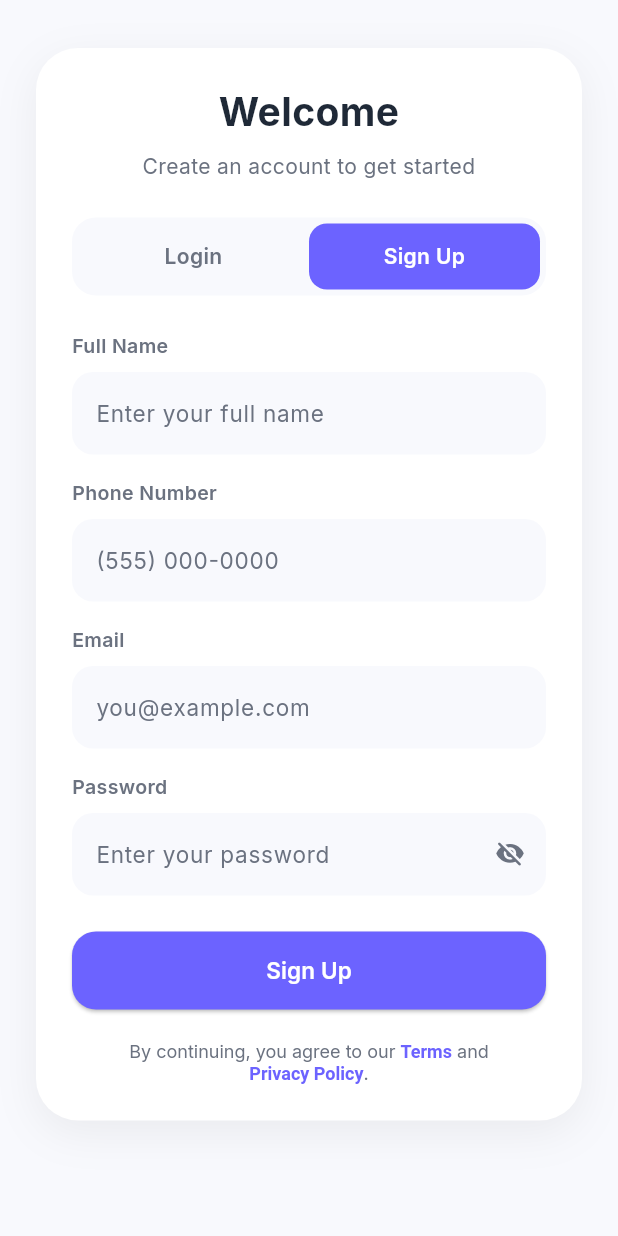
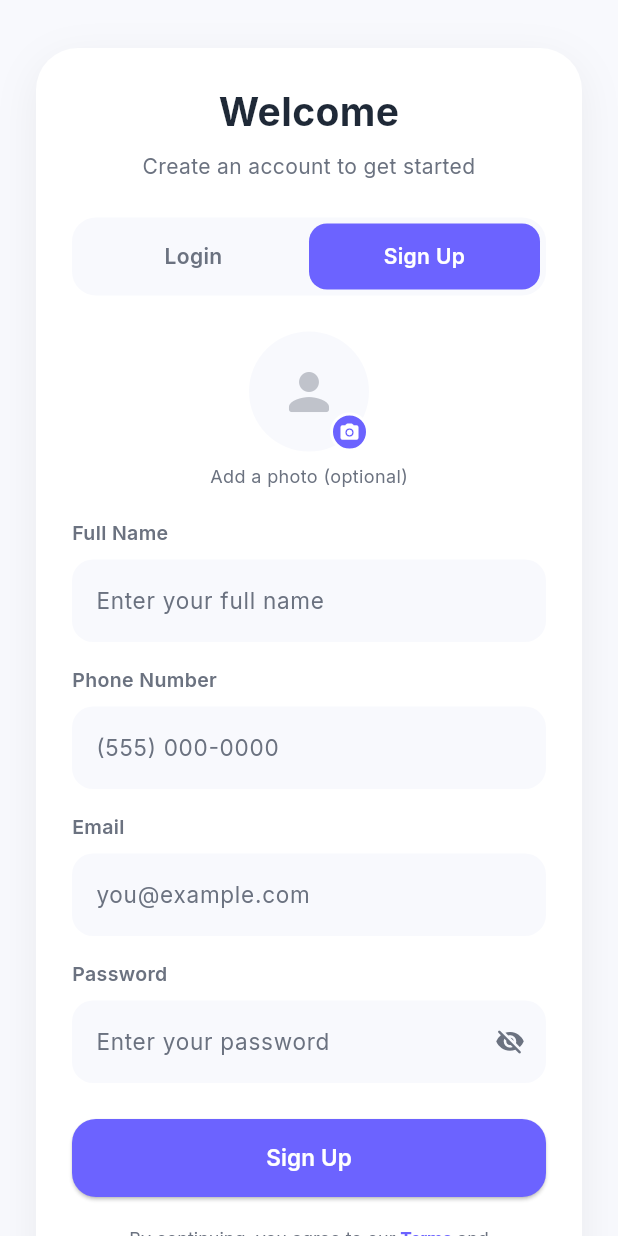
Before and after one commit to flutterwithpriyanshu/splitpay, a Flutter app: the AuthScreen screen opened directly, after a tap on "Sign Up", on a phone screen of 412 x 824 dp. Run offline on Flutter 3.47's test engine with Material 3 defaults, Android fonts, the phone set to English and light mode, and no system bars; our stand-ins replace cloud_firestore, firebase_auth, firebase_core, fl_chart, flex_color_scheme, flutter_animate and 3 more; accounts and stored records are empty.

Commit message:
add new avtar

```diff
--- a/lib/screens/auth_screen.dart
+++ b/lib/screens/auth_screen.dart
@@ -1,10 +1,12 @@
+import 'dart:io';
 import 'package:flutter/material.dart';
 import 'package:firebase_auth/firebase_auth.dart';
 import 'package:cloud_firestore/cloud_firestore.dart';
 import 'package:google_fonts/google_fonts.dart';
+import 'package:image_picker/image_picker.dart';
+import 'package:splitpay/theme/app_colors.dart';
+import 'package:splitpay/services/local_image_service.dart';
 import 'package:splitpay/screens/main_shell.dart';
-import 'package:splitpay/theme/app_colors.dart';
-
 
 class AuthScreen extends StatefulWidget {
   const AuthScreen({super.key});
@@ -17,6 +19,7 @@ class _AuthScreenState extends State<AuthScreen> {
   bool isLogin = true;
   bool _isLoading = false;
   bool _obscurePassword = true;
+  File? _pickedProfileImage;
 
   final _nameController = TextEditingController();
   final _phoneController = TextEditingController();
@@ -33,9 +36,21 @@ class _AuthScreenState extends State<AuthScreen> {
   }
 
   void _showError(String message) {
-    ScaffoldMessenger.of(context).showSnackBar(
-      SnackBar(content: Text(message)),
+    ScaffoldMessenger.of(
+      context,
+    ).showSnackBar(SnackBar(content: Text(message)));
+  }
+
+  Future<void> _pickProfileImage() async {
+    final picker = ImagePicker();
+    final picked = await picker.pickImage(
+      source: ImageSource.gallery,
+      imageQuality: 80,
+      maxWidth: 512,
     );
+    if (picked != null) {
+      setState(() => _pickedProfileImage = File(picked.path));
+    }
   }
 
   Future<void> _submit() async {
@@ -71,13 +86,9 @@ class _AuthScreenState extends State<AuthScreen> {
           password: password,
         );
       } else {
-        final credential =
-            await FirebaseAuth.instance.createUserWithEmailAndPassword(
-          email: email,
-          password: password,
-        );
+        final credential = await FirebaseAuth.instance
+            .createUserWithEmailAndPassword(email: email, password: password);
 
-        // Save profile info (including phone number) to Firestore
         await FirebaseFirestore.instance
             .collection('users')
             .doc(credential.user!.uid)
@@ -87,6 +98,14 @@ class _AuthScreenState extends State<AuthScreen> {
               'email': email,
               'createdAt': FieldValue.serverTimestamp(),
             });
+
+        // Save the profile photo locally, if the user picked one.
+        if (_pickedProfileImage != null) {
+          await LocalImageService.saveProfileImage(
+            credential.user!.uid,
+            await _pickedProfileImage!.readAsBytes(),
+          );
+        }
       }
 
       if (!mounted) return;
@@ -163,6 +182,64 @@ class _AuthScreenState extends State<AuthScreen> {
                 const SizedBox(height: 24),
 
                 if (!isLogin) ...[
+                  // Profile photo picker
+                  Center(
+                    child: GestureDetector(
+                      onTap: _pickProfileImage,
+                      child: Stack(
+                        children: [
+                          CircleAvatar(
+                            radius: 40,
+                            backgroundColor: AppColors.background,
+                            backgroundImage: _pickedProfileImage != null
+                                ? FileImage(_pickedProfileImage!)
+                                : null,
+                            child: _pickedProfileImage == null
+                                ? Icon(
+                                    Icons.person_rounded,
+                                    size: 40,
+                                    color: AppColors.textSecondary.withOpacity(
+                                      0.4,
+                                    ),
+                                  )
+                                : null,
+                          ),
+                          Positioned(
+                            bottom: 0,
+                            right: 0,
+                            child: Container(
+                              padding: const EdgeInsets.all(4),
+                              decoration: BoxDecoration(
+                                color: AppColors.primary,
+                                shape: BoxShape.circle,
+                                border: Border.all(
+                                  color: AppColors.surface,
+                                  width: 2,
+                                ),
+                              ),
+                              child: const Icon(
+                                Icons.camera_alt_rounded,
+                                size: 14,
+                                color: Colors.white,
+                              ),
+                            ),
+                          ),
+                        ],
+                      ),
+                    ),
+                  ),
+                  const SizedBox(height: 8),
+                  Center(
+                    child: Text(
+                      'Add a photo (optional)',
+                      style: GoogleFonts.inter(
+                        fontSize: 12,
+                        color: AppColors.textSecondary,
+                      ),
+                    ),
+                  ),
+                  const SizedBox(height: 20),
+
                   _buildLabel('Full Name'),
                   const SizedBox(height: 8),
                   _buildField(
--- a/pubspec.yaml
+++ b/pubspec.yaml
@@ -16,7 +16,6 @@ environment:
 # the latest version available on pub.dev. To see which dependencies have newer
 # versions available, run `flutter pub outdated`.
 dependencies:
-  flutter_contacts: ^1.1.9
   cloud_firestore: ^6.7.1
   cupertino_icons: ^1.0.8
   firebase_auth: ^6.5.6
@@ -26,8 +25,10 @@ dependencies:
   flutter:
     sdk: flutter
   flutter_animate: ^4.5.2
-
+  flutter_contacts: ^1.1.9
   google_fonts: ^8.2.0
+  image_picker: ^1.2.3
+  path_provider: ^2.1.6
   url_launcher: ^6.3.2
 
 dev_dependencies:
```
Also changed, not shown: lib/screens/add_bill_screen.dart (+28 -2 lines), lib/screens/friend_details_screen.dart (+5 -5 lines), lib/screens/home_screen.dart (+9 -13 lines), lib/screens/settings_screen.dart (+5 -5 lines), lib/services/local_image_service.dart (added, +44 -0 lines), lib/widgets/local_avatar.dart (added, +58 -0 lines), lib/widgets/manage_friends_screen.dart (+5 -4 lines), pubspec.lock, 5 other files. Lines whose indentation alone changed are shown as unchanged.
